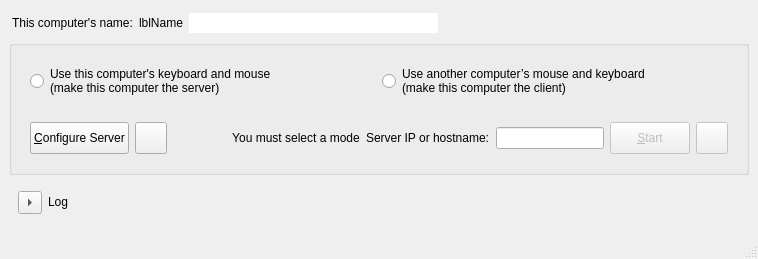
First picture: the form in src/lib/gui/MainWindow.ui, repository deskflow/deskflow, before the edit.
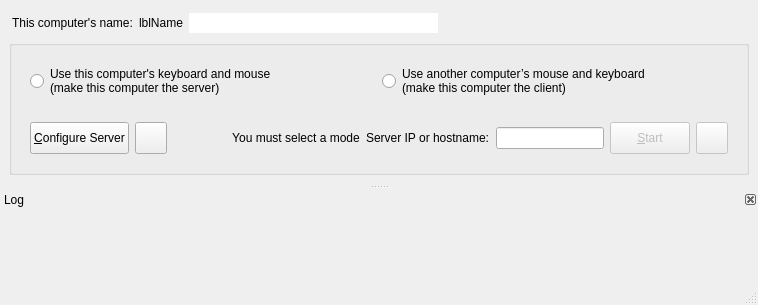
Second picture: the form after the edit. Icons and pictures are not drawn.

Commit message: refactor: move log to dockwidget simplifying resize code

What changed in the file:
```diff
--- a/src/lib/gui/MainWindow.ui
+++ b/src/lib/gui/MainWindow.ui
@@ -7,19 +7,19 @@
     <x>0</x>
     <y>0</y>
     <width>758</width>
-    <height>259</height>
+    <height>305</height>
    </rect>
   </property>
-  <property name="sizePolicy">
-   <sizepolicy hsizetype="Preferred" vsizetype="Maximum">
-    <horstretch>0</horstretch>
-    <verstretch>0</verstretch>
-   </sizepolicy>
-  </property>
   <property name="windowTitle">
    <string>Deskflow</string>
   </property>
   <widget class="QWidget" name="topLevelWidget">
+   <property name="sizePolicy">
+    <sizepolicy hsizetype="Preferred" vsizetype="Maximum">
+     <horstretch>0</horstretch>
+     <verstretch>0</verstretch>
+    </sizepolicy>
+   </property>
    <layout class="QVBoxLayout" name="_2">
     <property name="spacing">
      <number>3</number>
@@ -465,70 +465,24 @@
       </layout>
      </widget>
     </item>
-    <item>
-     <widget class="QFrame" name="frameLog">
-      <property name="sizePolicy">
-       <sizepolicy hsizetype="Preferred" vsizetype="Minimum">
-        <horstretch>0</horstretch>
-        <verstretch>0</verstretch>
-       </sizepolicy>
-      </property>
-      <property name="frameShape">
-       <enum>QFrame::Shape::NoFrame</enum>
-      </property>
-      <property name="frameShadow">
-       <enum>QFrame::Shadow::Plain</enum>
-      </property>
-      <layout class="QVBoxLayout" name="_3">
-       <item>
-        <layout class="QHBoxLayout" name="_4">
-         <property name="sizeConstraint">
-          <enum>QLayout::SizeConstraint::SetMinAndMaxSize</enum>
-         </property>
-         <item>
-          <widget class="QToolButton" name="btnToggleLog">
-           <property name="checkable">
-            <bool>true</bool>
-           </property>
-           <property name="arrowType">
-            <enum>Qt::ArrowType::RightArrow</enum>
-           </property>
-          </widget>
-         </item>
-         <item>
-          <widget class="QLabel" name="lblLog">
-           <property name="sizePolicy">
-            <sizepolicy hsizetype="Preferred" vsizetype="Fixed">
-             <horstretch>0</horstretch>
-             <verstretch>0</verstretch>
-            </sizepolicy>
-           </property>
-           <property name="text">
-            <string>Log</string>
-           </property>
-          </widget>
-         </item>
-         <item>
-          <spacer name="spacer">
-           <property name="orientation">
-            <enum>Qt::Orientation::Horizontal</enum>
-           </property>
-           <property name="sizeHint" stdset="0">
-            <size>
-             <width>40</width>
-             <height>20</height>
-            </size>
-           </property>
-          </spacer>
-         </item>
-        </layout>
-       </item>
-      </layout>
-     </widget>
-    </item>
    </layout>
   </widget>
   <widget class="QStatusBar" name="statusBar"/>
+  <widget class="QDockWidget" name="dockLog">
+   <property name="features">
+    <set>QDockWidget::DockWidgetFeature::DockWidgetClosable</set>
+   </property>
+   <property name="allowedAreas">
+    <set>Qt::DockWidgetArea::BottomDockWidgetArea</set>
+   </property>
+   <property name="windowTitle">
+    <string>Log</string>
+   </property>
+   <attribute name="dockWidgetArea">
+    <number>8</number>
+   </attribute>
+   <widget class="QWidget" name="dockLogContents"/>
+  </widget>
  </widget>
  <tabstops>
   <tabstop>btnToggleLog</tabstop>
```
Left out of the diff: 3 changed lines with no effect on the pictures. The commit also changes 2 other files.
